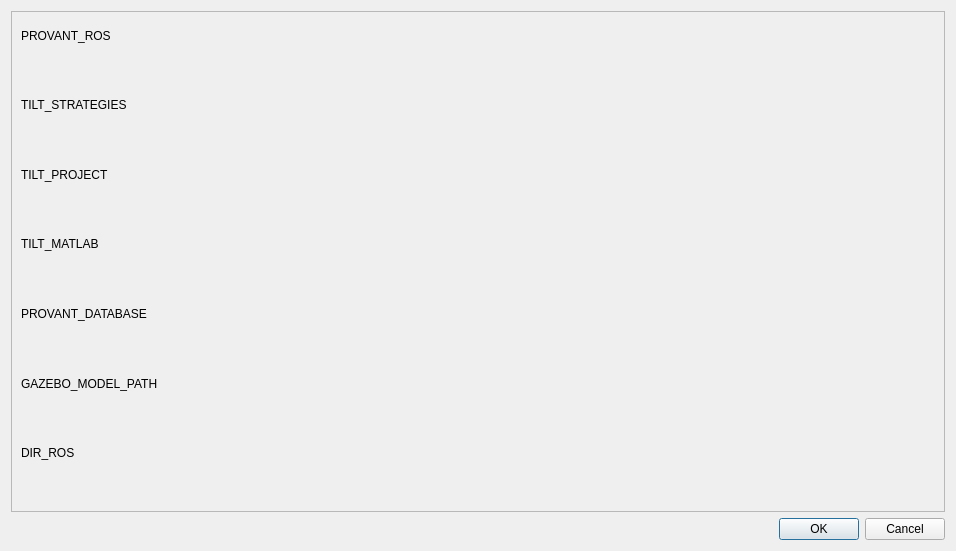
Before: the Qt Designer form source/GUI/applicationsettingsdialog.ui in Guiraffo/ProVANT-Simulator, drawn with Qt 5.
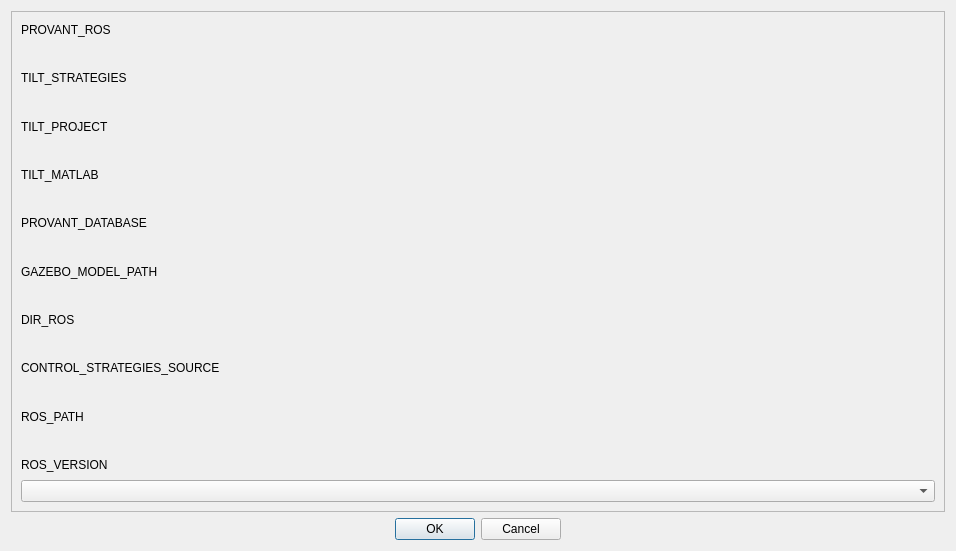
After: the same form once the commit is applied. Custom widgets are drawn as their Qt base class.

Patch:
```diff
--- a/source/GUI/applicationsettingsdialog.ui
+++ b/source/GUI/applicationsettingsdialog.ui
@@ -24,8 +24,8 @@
        <rect>
         <x>0</x>
         <y>0</y>
-        <width>936</width>
-        <height>492</height>
+        <width>919</width>
+        <height>494</height>
        </rect>
       </property>
       <layout class="QVBoxLayout" name="verticalLayout">
@@ -99,6 +99,39 @@
        <item>
         <widget class="FileBrowserWidget" name="dirRosWidget" native="true"/>
        </item>
+       <item>
+        <widget class="QLabel" name="controlStrategiesSourceLabel">
+         <property name="text">
+          <string>CONTROL_STRATEGIES_SOURCE</string>
+         </property>
+         <property name="buddy">
+          <cstring>controlStrategiesSourceWidget</cstring>
+         </property>
+        </widget>
+       </item>
+       <item>
+        <widget class="FileBrowserWidget" name="controlStrategiesSourceWidget" native="true"/>
+       </item>
+       <item>
+        <widget class="QLabel" name="rosPathLabel">
+         <property name="text">
+          <string>ROS_PATH</string>
+         </property>
+        </widget>
+       </item>
+       <item>
+        <widget class="FileBrowserWidget" name="rosPathWidget" native="true"/>
+       </item>
+       <item>
+        <widget class="QLabel" name="rosVersionLabel">
+         <property name="text">
+          <string>ROS_VERSION</string>
+         </property>
+        </widget>
+       </item>
+       <item>
+        <widget class="QComboBox" name="rosVersionWidget"/>
+       </item>
       </layout>
      </widget>
     </widget>
@@ -111,6 +144,9 @@
      <property name="standardButtons">
       <set>QDialogButtonBox::Cancel|QDialogButtonBox::Ok</set>
      </property>
+     <property name="centerButtons">
+      <bool>true</bool>
+     </property>
     </widget>
    </item>
   </layout>
```
Left out of the diff: 21 changed lines with no effect on the pictures.
